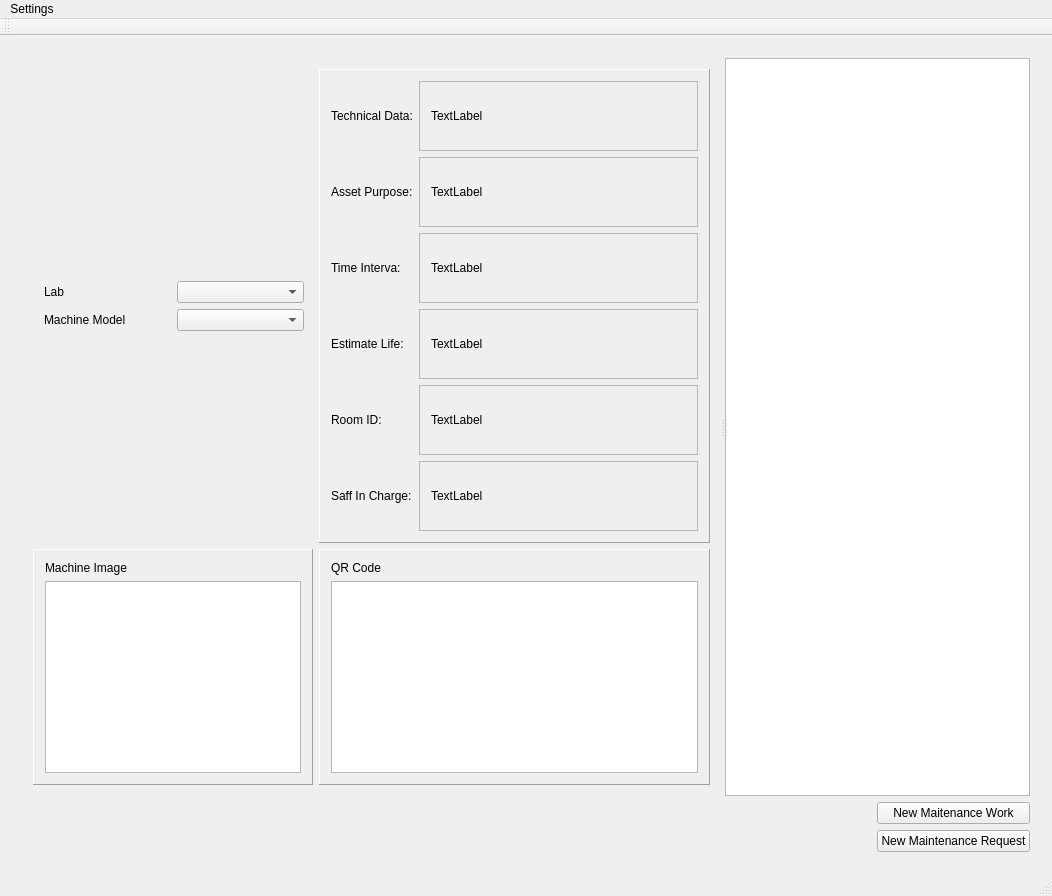
Before: the Qt Designer form LabAutumation/GUI.ui in OmarElbekiey/LabAutomationSystem, drawn with Qt 5.
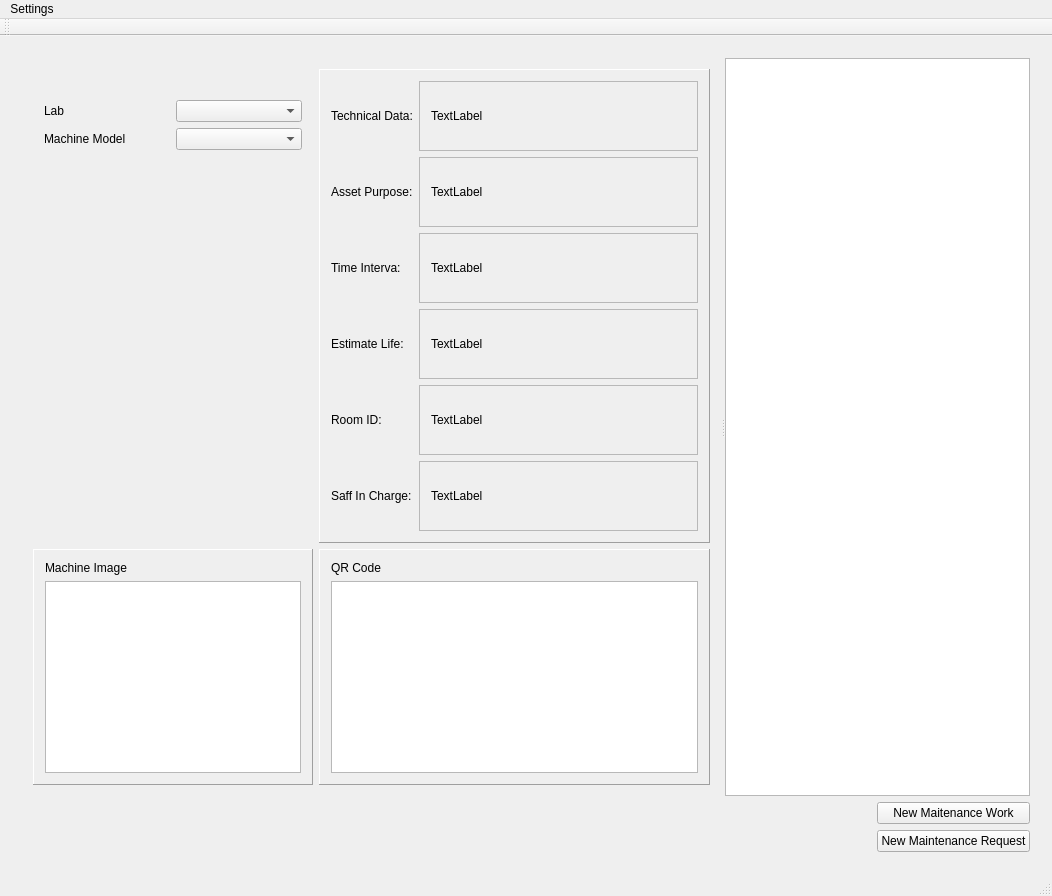
After: the same form once the commit is applied.

```diff
--- a/LabAutumation/GUI.ui
+++ b/LabAutumation/GUI.ui
@@ -47,21 +47,12 @@
                <enum>QFrame::Raised</enum>
               </property>
               <layout class="QVBoxLayout" name="verticalLayout_5">
-               <property name="rightMargin">
-                <number>9</number>
-               </property>
                <item>
-                <spacer name="verticalSpacer_2">
-                 <property name="orientation">
-                  <enum>Qt::Vertical</enum>
+                <widget class="QLabel" name="Logo">
+                 <property name="text">
+                  <string/>
                  </property>
-                 <property name="sizeHint" stdset="0">
-                  <size>
-                   <width>17</width>
-                   <height>121</height>
-                  </size>
-                 </property>
-                </spacer>
+                </widget>
                </item>
                <item>
                 <layout class="QHBoxLayout" name="horizontalLayout">
```
